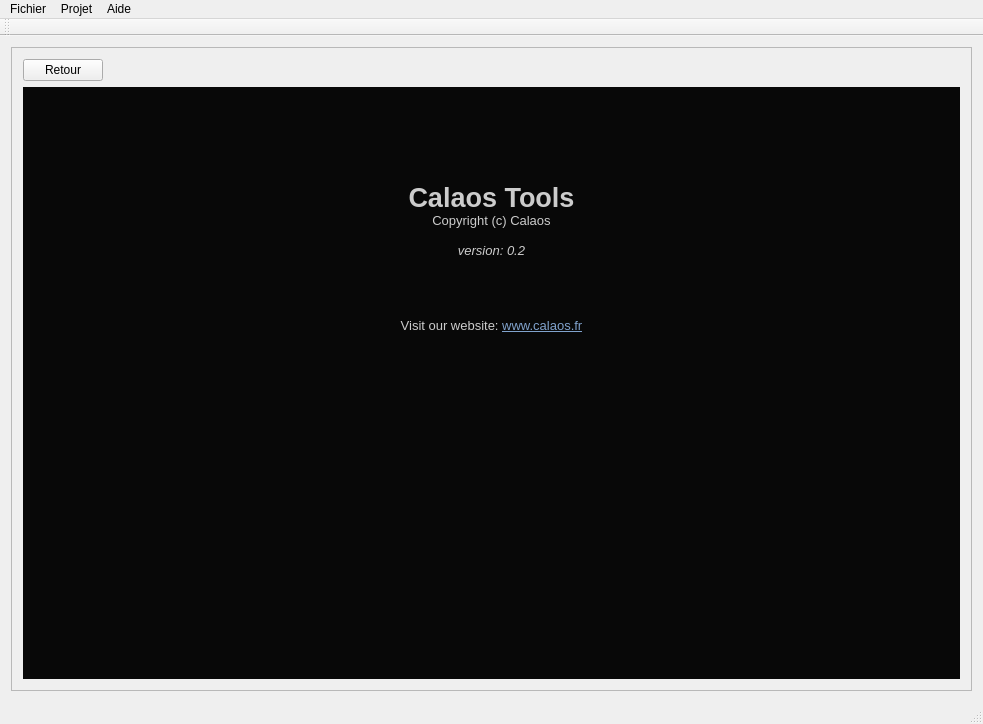
Above: data/mainwindow.ui from calaos/calaos_installer before the change. Below: the same form after it.
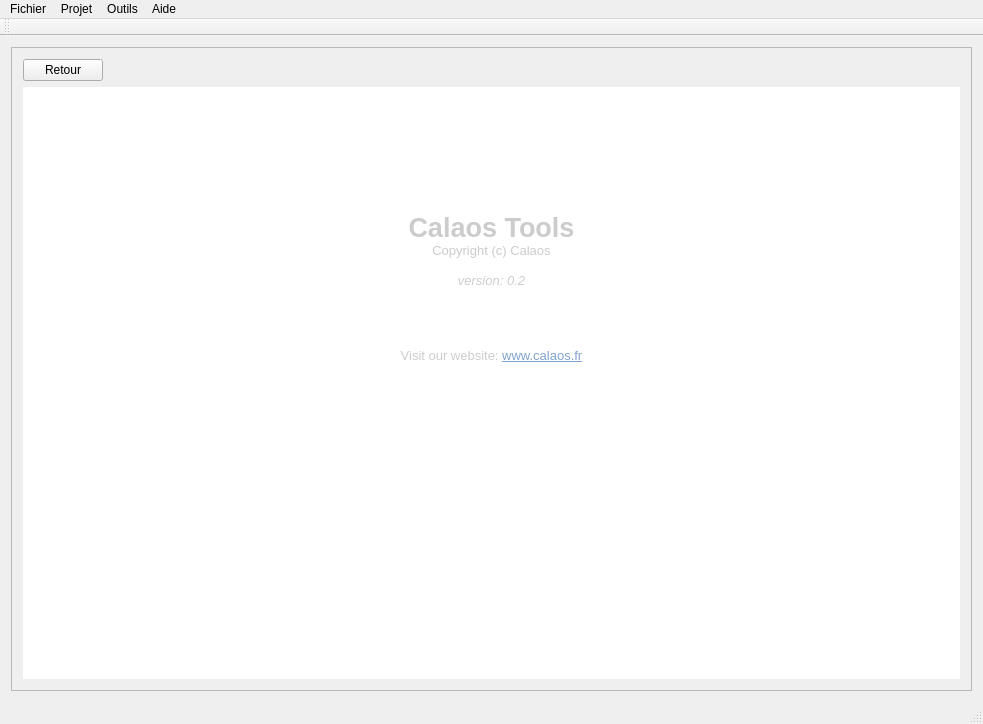
That is the form after the change. The open tabs and pages were chosen to show the change. Icons and pictures are not drawn. Custom widgets are drawn as their Qt base class.

What changed in the file:
```diff
--- a/data/mainwindow.ui
+++ b/data/mainwindow.ui
@@ -346,7 +346,11 @@
               <string>&lt;!DOCTYPE HTML PUBLIC &quot;-//W3C//DTD HTML 4.0//EN&quot; &quot;http://www.w3.org/TR/REC-html40/strict.dtd&quot;&gt;
 &lt;html&gt;&lt;head&gt;&lt;meta name=&quot;qrichtext&quot; content=&quot;1&quot; /&gt;&lt;style type=&quot;text/css&quot;&gt;
 p, li { white-space: pre-wrap; }
-&lt;/style&gt;&lt;/head&gt;&lt;body style=&quot; font-family:'Sans Serif'; font-size:10pt; font-weight:400; font-style:normal;&quot; bgcolor=&quot;#080808&quot;&gt;
+&lt;/style&gt;&lt;/head&gt;&lt;body style=&quot; font-family:'Sans Serif'; font-size:10pt; font-weight:400; font-style:normal;&quot;&gt;
+&lt;table border=&quot;0&quot; style=&quot;-qt-table-type: root; margin-top:4px; margin-bottom:4px; margin-left:4px; margin-right:4px;&quot;&gt;
+&lt;tr&gt;
+&lt;td style=&quot;border: none;&quot;&gt;
+&lt;p style=&quot;-qt-paragraph-type:empty; margin-top:0px; margin-bottom:0px; margin-left:0px; margin-right:0px; -qt-block-indent:0; text-indent:0px;&quot;&gt;&lt;/p&gt;
 &lt;p align=&quot;center&quot; style=&quot;-qt-paragraph-type:empty; margin-top:0px; margin-bottom:0px; margin-left:0px; margin-right:0px; -qt-block-indent:0; text-indent:0px; font-family:'DejaVu Sans';&quot;&gt;&lt;/p&gt;
 &lt;p align=&quot;center&quot; style=&quot;-qt-paragraph-type:empty; margin-top:0px; margin-bottom:0px; margin-left:0px; margin-right:0px; -qt-block-indent:0; text-indent:0px; font-size:12pt; font-weight:600; color:#cccccc;&quot;&gt;&lt;/p&gt;
 &lt;p align=&quot;center&quot; style=&quot;-qt-paragraph-type:empty; margin-top:0px; margin-bottom:0px; margin-left:0px; margin-right:0px; -qt-block-indent:0; text-indent:0px; font-size:12pt; font-weight:600; color:#cccccc;&quot;&gt;&lt;/p&gt;
@@ -362,7 +366,7 @@
 &lt;p align=&quot;center&quot; style=&quot;-qt-paragraph-type:empty; margin-top:0px; margin-bottom:0px; margin-left:0px; margin-right:0px; -qt-block-indent:0; text-indent:0px; color:#cccccc;&quot;&gt;&lt;/p&gt;
 &lt;p align=&quot;center&quot; style=&quot; margin-top:0px; margin-bottom:0px; margin-left:0px; margin-right:0px; -qt-block-indent:0; text-indent:0px;&quot;&gt;&lt;span style=&quot; color:#cccccc;&quot;&gt;Visit our website: &lt;/span&gt;&lt;a href=&quot;http://www.calaos.fr&quot;&gt;&lt;span style=&quot; text-decoration: underline; color:#80a2cc;&quot;&gt;www.calaos.fr&lt;/span&gt;&lt;/a&gt;&lt;/p&gt;
 &lt;p align=&quot;center&quot; style=&quot;-qt-paragraph-type:empty; margin-top:0px; margin-bottom:0px; margin-left:0px; margin-right:0px; -qt-block-indent:0; text-indent:0px; font-size:9pt; text-decoration: underline; color:#0000ee;&quot;&gt;&lt;/p&gt;
-&lt;p align=&quot;center&quot; style=&quot; margin-top:0px; margin-bottom:0px; margin-left:0px; margin-right:0px; -qt-block-indent:0; text-indent:0px;&quot;&gt;&lt;img src=&quot;:/img/calaos.png&quot; /&gt;&lt;/p&gt;&lt;/body&gt;&lt;/html&gt;</string>
+&lt;p align=&quot;center&quot; style=&quot; margin-top:0px; margin-bottom:0px; margin-left:0px; margin-right:0px; -qt-block-indent:0; text-indent:0px;&quot;&gt;&lt;img src=&quot;:/img/calaos.png&quot; /&gt;&lt;/p&gt;&lt;/td&gt;&lt;/tr&gt;&lt;/table&gt;&lt;/body&gt;&lt;/html&gt;</string>
              </property>
             </widget>
            </item>
@@ -381,7 +385,7 @@
      <x>0</x>
      <y>0</y>
      <width>983</width>
-     <height>23</height>
+     <height>27</height>
     </rect>
    </property>
    <widget class="QMenu" name="menuFichier">
@@ -415,8 +419,15 @@
     <addaction name="separator"/>
     <addaction name="actionProgrammer_l_automate"/>
    </widget>
+   <widget class="QMenu" name="menuOutils">
+    <property name="title">
+     <string>Outils</string>
+    </property>
+    <addaction name="actionDALI"/>
+   </widget>
    <addaction name="menuFichier"/>
    <addaction name="menuProjet"/>
+   <addaction name="menuOutils"/>
    <addaction name="menuA_propos"/>
   </widget>
   <widget class="QStatusBar" name="statusbar"/>
@@ -583,6 +594,12 @@
    <extends>QTreeWidget</extends>
    <header>actiontreewidget.h</header>
   </customwidget>
+  <customwidget>
+   <class>FormDali</class>
+   <extends>QWidget</extends>
+   <header>formdali.h</header>
+   <container>1</container>
+  </customwidget>
  </customwidgets>
  <resources>
   <include location="resources.qrc"/>
```
Left out of the diff: 19 changed lines with no effect on the pictures.
